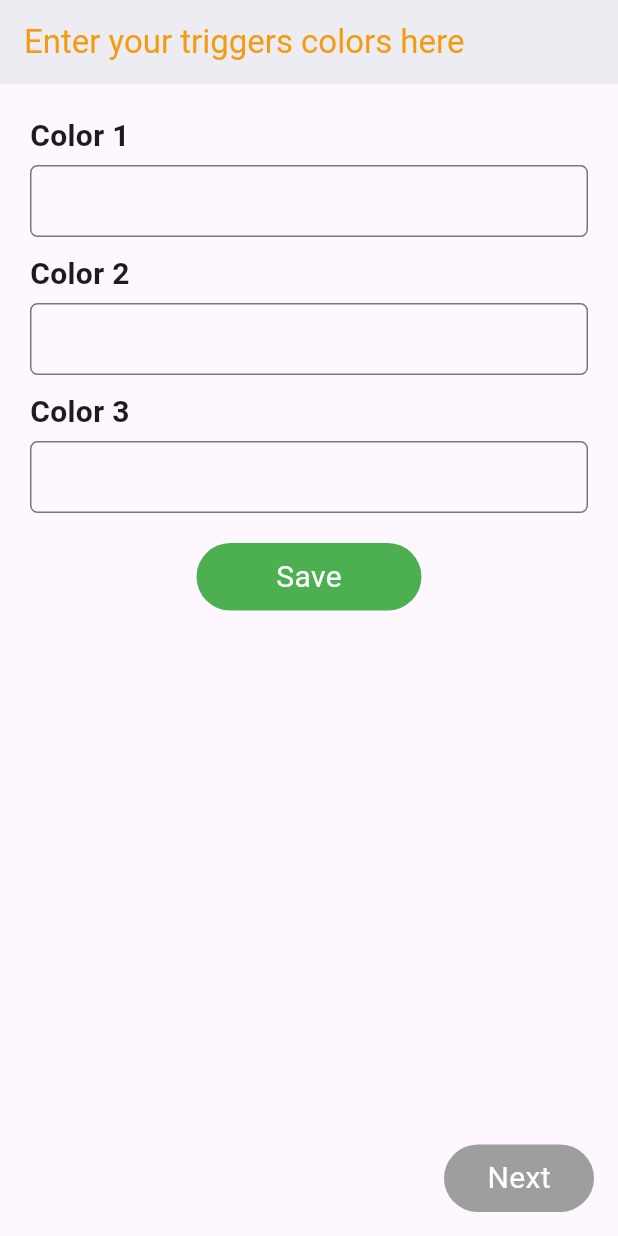
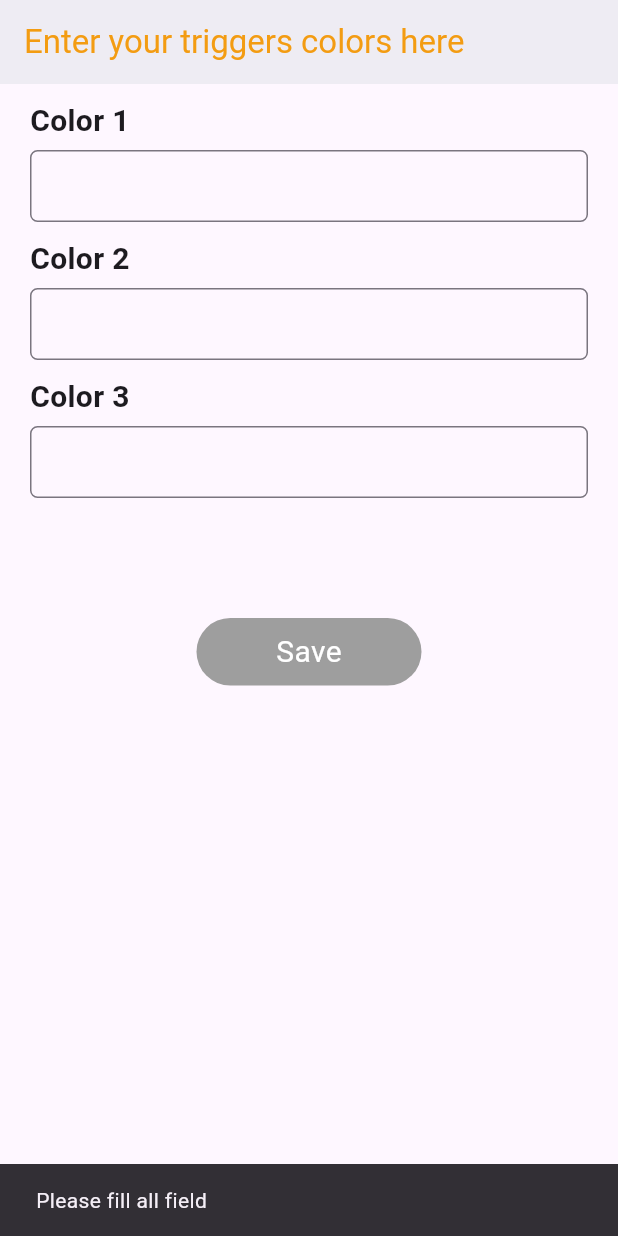
Before and after one commit to gvafram3/kudiAcess, a Flutter app: the ColorTriggerPage screen opened directly, after a tap on "Save", on a phone screen of 412 x 824 dp. Run offline on Flutter 3.47's test engine with Material 3 defaults, Android fonts, the phone set to English and light mode, and no system bars; our stand-ins replace carousel_slider, dotted_border, file_picker, flutter_colorpicker, shared_preferences; accounts and stored records are empty.

Commit message:
made more changes and added addtional features

```diff
--- a/lib/screens/pick_colour.dart
+++ b/lib/screens/pick_colour.dart
@@ -27,6 +27,7 @@ class _PickColorScreenState extends State<PickColorScreen> {
     return DefaultTabController(
       length: 3,
       child: Scaffold(
+        backgroundColor: currentColor,
         body: SafeArea(
           child: Center(
             child: Column(
--- a/lib/screens/trigger_colors.dart
+++ b/lib/screens/trigger_colors.dart
@@ -1,8 +1,9 @@
 import 'package:flutter/material.dart';
-// import 'package:kudiaccess/screens/sign_up.dart';
-import 'package:kudiaccess/utils/commons/custom_button.dart';
+import 'package:shared_preferences/shared_preferences.dart';
+import 'dart:convert';
 
 import 'pick_colour.dart';
+import 'package:kudiaccess/utils/commons/custom_button.dart';
 
 class ColorTriggerPage extends StatefulWidget {
   const ColorTriggerPage({super.key});
@@ -12,16 +13,62 @@ class ColorTriggerPage extends StatefulWidget {
 }
 
 class _ColorTriggerPageState extends State<ColorTriggerPage> {
-  var items = [
-    'Item 1',
-    'Item 2',
-    'Item 3',
-    'Item 4',
-    'Item 5',
-  ];
-  String dropdownvalue = 'Item 1';
+  final TextEditingController _color1controller = TextEditingController();
+  final TextEditingController _color2controller = TextEditingController();
+  final TextEditingController _color3controller = TextEditingController();
+  bool isSaved = false;
+  bool allFieldsFilled = false;
 
-  // final TextEditingController _controller = TextEditingController();
+  @override
+  void initState() {
+    super.initState();
+    _loadColors();
+    _color1controller.addListener(_checkFields);
+    _color2controller.addListener(_checkFields);
+    _color3controller.addListener(_checkFields);
+  }
+
+  _loadColors() async {
+    SharedPreferences prefs = await SharedPreferences.getInstance();
+    String? colorsString = prefs.getString('colors');
+    if (colorsString != null) {
+      Map<String, dynamic> colorsMap = jsonDecode(colorsString);
+      setState(() {
+        _color1controller.text = colorsMap['color1'] ?? '';
+        _color2controller.text = colorsMap['color2'] ?? '';
+        _color3controller.text = colorsMap['color3'] ?? '';
+      });
+    }
+  }
+
+  _saveColors() async {
+    if (_color1controller.text.trim().isNotEmpty &&
+        _color2controller.text.trim().isNotEmpty &&
+        _color3controller.text.trim().isNotEmpty) {
+      SharedPreferences prefs = await SharedPreferences.getInstance();
+      Map<String, String> colorsMap = {
+        'color1': _color1controller.text,
+        'color2': _color2controller.text,
+        'color3': _color3controller.text,
+      };
+      String colorsString = jsonEncode(colorsMap);
+      await prefs.setString('colors', colorsString);
+      setState(() {
+        isSaved = true;
+      });
+    } else {
+      ScaffoldMessenger.of(context)
+          .showSnackBar(const SnackBar(content: Text('Please fill all field')));
+    }
+  }
+
+  _checkFields() {
+    setState(() {
+      allFieldsFilled = _color1controller.text.isNotEmpty &&
+          _color2controller.text.isNotEmpty &&
+          _color3controller.text.isNotEmpty;
+    });
+  }
 
   @override
   Widget build(BuildContext context) {
@@ -44,9 +91,6 @@ class _ColorTriggerPageState extends State<ColorTriggerPage> {
               const SizedBox(
                 height: 10,
               ),
-              const SizedBox(
-                height: 10,
-              ),
               const Text(
                 "Color 1",
                 style: TextStyle(fontSize: 20, fontWeight: FontWeight.bold),
@@ -55,6 +99,7 @@ class _ColorTriggerPageState extends State<ColorTriggerPage> {
                 height: 5,
               ),
               TextField(
+                controller: _color1controller,
                 decoration: InputDecoration(
                     contentPadding: const EdgeInsets.all(5),
                     errorStyle: const TextStyle(
@@ -73,6 +118,7 @@ class _ColorTriggerPageState extends State<ColorTriggerPage> {
                 height: 5,
               ),
               TextField(
+                controller: _color2controller,
                 decoration: InputDecoration(
                     contentPadding: const EdgeInsets.all(5),
                     errorStyle: const TextStyle(
@@ -91,6 +137,7 @@ class _ColorTriggerPageState extends State<ColorTriggerPage> {
                 height: 5,
               ),
               TextField(
+                controller: _color3controller,
                 decoration: InputDecoration(
                     contentPadding: const EdgeInsets.all(5),
                     errorStyle: const TextStyle(
@@ -100,20 +147,21 @@ class _ColorTriggerPageState extends State<ColorTriggerPage> {
                 maxLines: 1,
               ),
               const SizedBox(
-                height: 20,
+                height: 80,
               ),
               Center(
                 child: CustomButton(
-                    onPressed: () {},
+                    onPressed: _saveColors,
                     txt: "Save",
                     width: 150,
-                    color: Colors.green),
+                    color: allFieldsFilled ? Colors.green : Colors.grey),
               )
             ],
           ),
         ),
       ),
-      floatingActionButton: CustomButton(
+      floatingActionButton: isSaved
+          ? CustomButton(
               onPressed: () {
                 Navigator.push(
                     context,
@@ -122,9 +170,8 @@ class _ColorTriggerPageState extends State<ColorTriggerPage> {
               },
               txt: "Next",
               width: 100,
-          color: Colors.grey),
+              color: Colors.grey)
+          : null,
     );
   }
 }
-
-// background: #F39C12;
```
Also changed, not shown: lib/screens/medical_history.dart (+50 -22 lines), lib/screens/triggers_page.dart (+51 -13 lines). Lines whose indentation alone changed are shown as unchanged.
